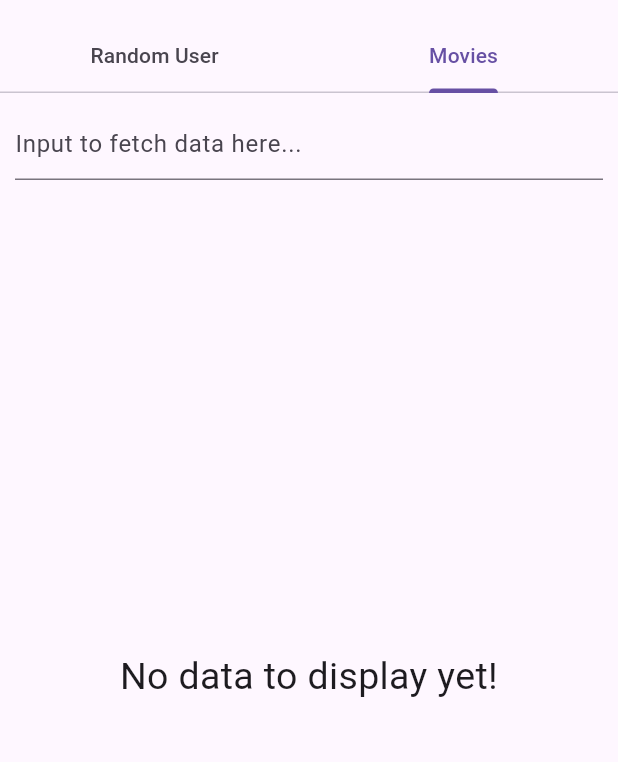
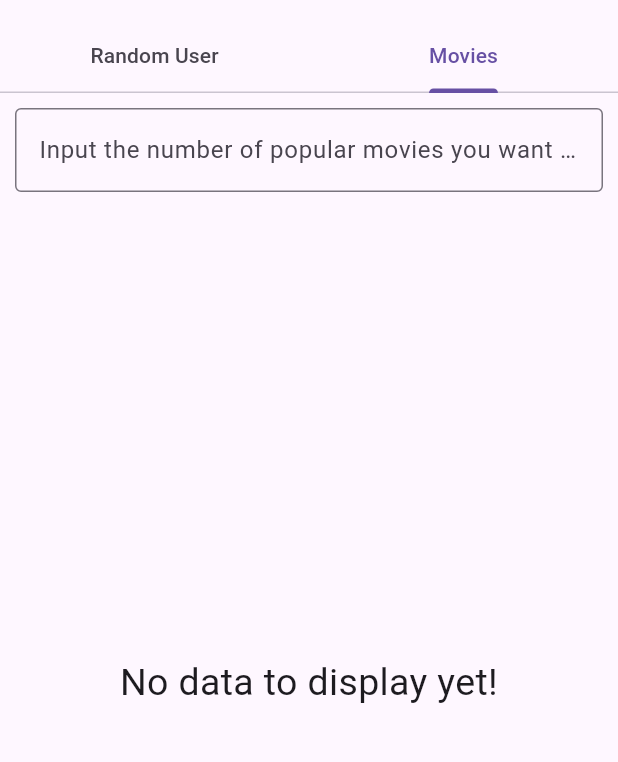
Before and after one commit to blocksombr31/lab8_bsb, a Flutter app: the screen it shows after launch, tab 2 chosen, after a tap on the "clear" icon, on a phone screen of 412 x 824 dp, the part 63-825 px from its top. Run offline on Flutter 3.47's test engine with Material 3 defaults, Android fonts, the phone set to English and light mode, and no system bars; our stand-ins replace flutter_dotenv.

Commit message:
movies is now properly fetching and displaying movie data

```diff
--- a/lib/main.dart
+++ b/lib/main.dart
@@ -1,6 +1,8 @@
+import 'dart:io';
 import 'package:flutter/material.dart';
 import 'package:lab8_bsb/random_user.dart';
 import 'package:lab8_bsb/movies.dart';
+import 'package:flutter_dotenv/flutter_dotenv.dart';
 
 ///
 /// Author - Brady Blocksom
@@ -9,12 +11,29 @@ import 'package:lab8_bsb/movies.dart';
 ///
 /// Bugs - none known
 ///
-/// Description - todo
+/// Description - This app contains two tabs, one of which allows the user
+/// to generate some number of random users which will display their name
+/// and email. The other tab allows the user to get some number of popular
+/// movies and display when it came out, the name of it, and the rating.
 ///
-/// Reflection - todo
+/// Reflection - Most of this assignment went fairly smoothly for me. The parts
+/// that went well, went very well. The parts that I struggled with however, were
+/// rather stressful. I struggled with actually decoding/parsing information from
+/// the websites. I also struggled with putting my api key in a .env file so that
+/// it's at least hidden from github, but while doing so I kept on getting errors
+/// where the program couldn't even find the .env file.
 ///
 
-void main() {
+Future<void> main() async {
+  WidgetsFlutterBinding.ensureInitialized();
+
+  // load our env file containing our api key for movies
+  try {
+    await dotenv.load(fileName: ".env");
+  } catch (e, st) {
+    print('dotenv.load failed: $e\n$st');
+  }
+
   runApp(const MainApp());
 }
 
@@ -43,8 +62,10 @@ class _HomePageState extends State<HomePage> with SingleTickerProviderStateMixin
   // tell the compiler we will give the tab controller a value
   late TabController _tabController;
 
-  // create a global key with random user so we can call functions there from here
+  // create a global key with random user and movies so we
+  // can call functions there from here
   final GlobalKey<RandomUserState> _randomUserKey = GlobalKey<RandomUserState>();
+  final GlobalKey<MoviesState> _moviesKey = GlobalKey<MoviesState>();
 
   // initalize home page state by initalizing our tabcontroller
   @override
@@ -65,8 +86,7 @@ class _HomePageState extends State<HomePage> with SingleTickerProviderStateMixin
     if(_tabController.index == 0) {
       _randomUserKey.currentState?.userFetchFromParent();
     } else {
-      print('movies fetch');
-      // deal with movies
+      _moviesKey.currentState?.moviesFetchFromParent();
     }
   }
 
@@ -75,8 +95,7 @@ class _HomePageState extends State<HomePage> with SingleTickerProviderStateMixin
     if(_tabController.index == 0) {
       _randomUserKey.currentState?.userClearFromParent();
     } else {
-      print('movies clear');
-      // movies
+      _moviesKey.currentState?.moviesClearFromParent();
     }
   }
 
@@ -106,7 +125,7 @@ class _HomePageState extends State<HomePage> with SingleTickerProviderStateMixin
         controller: _tabController,
         children: [
           RandomUser(key: _randomUserKey),
-          Movies(),
+          Movies(key: _moviesKey),
         ],
       ),
     );
--- a/lib/movies.dart
+++ b/lib/movies.dart
@@ -1,73 +1,189 @@
+// lib/movies.dart
+import 'dart:convert';
 import 'package:flutter/material.dart';
+import 'package:http/http.dart' as http;
+import 'package:flutter_dotenv/flutter_dotenv.dart';
 
-// simply set movie state to _moviesstate
+// set state of movies to movies state
 class Movies extends StatefulWidget {
   const Movies({super.key});
 
   @override
-  State<Movies> createState() => _MoviesState();
+  MoviesState createState() => MoviesState();
 }
 
-class _MoviesState extends State<Movies> {
-  // create the controller for our text field
+class MoviesState extends State<Movies> {
+  // create our text controller, list to display movies, and is loading bool
   final TextEditingController _controller = TextEditingController();
+  final List<String> _movies = [];
+  bool _isLoading = false;
 
-  // create the list that will display data we fetch
-  final List<String> _movies = [];
+  // function called when a user presses button to get movies
+  Future<void> moviesFetchFromParent() async {
+    // get text from our text field and parse it
+    final text = _controller.text.trim();
+    final numMovies = int.tryParse(text);
+    // ensure the user entered a number
+    if (numMovies == null || numMovies <= 0) {
+      ScaffoldMessenger.of(context).showSnackBar(
+        const SnackBar(content: Text('Please enter a positive number!')),
+      );
+      return;
+    }
+    await _getData(numMovies);
+  }
 
-  // function for actually getting data from movies website using
-  // the value from our text field
-  void _getData(String value) {
-    // todo
+  // function that clears movies and text field
+  void moviesClearFromParent() {
+    setState(() {
+      _movies.clear();
+      _controller.clear();
+    });
+  }
+
+  // function used to actually reach out to the TMDB movies website and
+  // get movies using our api key
+  Future<void> _getData(int numMovies) async {
+    final token = dotenv.env['TMDB_READ_ACCESS_TOKEN'];
+    if (token == null || token.isEmpty) {
+      ScaffoldMessenger.of(context).showSnackBar(
+        const SnackBar(
+          content: Text(
+            'Invalid access token to TMDB, please check or update the .env file.',
+          ),
+        ),
+      );
+      return;
+    }
+
+    // set is loading to true so that we get our loading icon
+    setState(() {
+      _isLoading = true;
+    });
+
+    // variables used to ensure we follow conventions of getting data
+    // from TMDB and to hold some data
+    final List<String> collected = [];
+    int page = 1;
+    const int pageSize = 20;
+    final int maxPages = ((numMovies / pageSize).ceil()).clamp(1, 10);
+
+    // loop until we get as many movies as specified earlier
+    try {
+      while (collected.length < numMovies && page <= maxPages) {
+        // create the uri for connecting to the movies db and specify location
+        final uri = Uri.https('api.themoviedb.org', '/3/movie/popular', {
+          'language': 'en-US',
+          'page': page.toString(),
+        });
+
+        // actually reach out to the movies db using our key from .env
+        final response = await http.get(uri, headers: {
+          'Authorization': 'Bearer $token',
+          'Accept': 'application/json',
+        });
+
+        if (response.statusCode != 200) {
+          ScaffoldMessenger.of(context).showSnackBar(
+            SnackBar(content: Text('Network error: ${response.statusCode}')),
+          );
+          break;
+        }
+
+        // breakdown the response into a list of dynamics that we can
+        // parse into readable movie data using jsondecode
+        final Map<String, dynamic> body = jsonDecode(response.body);
+        final List<dynamic> results = (body['results'] as List<dynamic>?) ?? [];
+
+        // parse every dynamic into a nicely formatted string which we
+        // will add each to collected (what will be displayed)
+        for (final item in results) {
+          if (collected.length >= numMovies) break;
+          final title =
+              (item['title'] ?? item['original_title'] ?? '').toString();
+          final release = (item['release_date'] ?? '').toString();
+          String year = '';
+          if (release.isNotEmpty && release.length >= 4) {
+            year = ' (${release.substring(0, 4)})';
+          }
+          final vote = item['vote_average'] != null
+              ? ' — ${item['vote_average']}'
+              : '';
+          collected.add('$title$year$vote');
+        }
+        page++;
+      }
+
+      // update our movies list so that the screen actually
+      // updates with what we have gathered from movies db
+      setState(() {
+        _movies.clear();
+        _movies.addAll(collected);
+      });
+    } catch (e) {
+      // if something went wrong inform the user
+      ScaffoldMessenger.of(context).showSnackBar(
+        SnackBar(content: Text('Error fetching data: $e')),
+      );
+    } finally {
+      // ensure that we set isloading to false so the loading icon goes away
+      if (mounted) {
+        setState(() {
+          _isLoading = false;
+        });
+      }
+    }
   }
 
   @override
   void dispose() {
+    _controller.dispose();
     super.dispose();
-    _controller.dispose();
   }
 
   @override
   Widget build(BuildContext context) {
-    // set the contents of this page to contain a column
-    // with a textfield and listview
+    // set the contents of this page to have a column containing a text
+    // field and a list view of movies
     return Padding(
-      padding: EdgeInsetsGeometry.all(10.0),
+      padding: const EdgeInsets.all(10.0),
       child: Column(
         children: [
-          // set the controller of our text field and call function to get data
+          // set the controller of the text field to the controller made above
           TextField(
             controller: _controller,
-            onSubmitted:(value) => _getData(value),
-            decoration: InputDecoration(hintText: 'Input to fetch data here...'),
+            decoration: const InputDecoration(
+              hintText: 'Input the number of popular movies you want here',
+              border: OutlineInputBorder(),
+            ),
+            keyboardType: TextInputType.number,
+            onSubmitted: (_) => moviesFetchFromParent(),
           ),
           // add some space between text field and list for easier reading
           const SizedBox(height: 10.0),
           // ensure we have data to display, if we don't inform the user of
           // that, and if we do display it in a listview
           Expanded(
-            child: _movies.isEmpty
-            ?
-            Center (child:
-              Text (
+            child: _isLoading
+                ? const Center(child: CircularProgressIndicator())
+                : _movies.isEmpty
+                    ? const Center(
+                        child: Text(
+                          'No data to display yet!',
                           textAlign: TextAlign.center,
-                'No data to display yet!',
                           style: TextStyle(
-                  fontSize: 25.0
+                            fontSize: 25.0,
                           ),
                         ),
                       )
-            :
-            ListView.separated(
+                    : ListView.separated(
                         separatorBuilder: (_, __) => const Divider(),
                         itemCount: _movies.length,
-              itemBuilder: (context, i) {
-                return ListTile(
-                  title: Text(_movies[i])
-                );
-              },
-            )
-          )
+                        itemBuilder: (context, i) => ListTile(
+                          title: Text(_movies[i]),
+                        ),
+                      ),
+          ),
         ],
       ),
     );
--- a/lib/random_user.dart
+++ b/lib/random_user.dart
@@ -111,8 +111,10 @@ class RandomUserState extends State<RandomUser> {
           // set the controller of our text field and call function to get data
           TextField(
             controller: _controller,
-            decoration: InputDecoration(hintText: 'Input the number of users'
-            ' you want here'),
+            decoration: InputDecoration(
+              hintText: 'Input the number of users'
+            ' you want here',
+            border: OutlineInputBorder()),
           ),
           // add some space between text field and list for easier reading
           const SizedBox(height: 10.0),
--- a/pubspec.yaml
+++ b/pubspec.yaml
@@ -10,6 +10,7 @@ dependencies:
   flutter:
     sdk: flutter
   http: ^0.13.6
+  flutter_dotenv: ^5.0.2
 
 dev_dependencies:
   flutter_test:
@@ -18,3 +19,6 @@ dev_dependencies:
 
 flutter:
   uses-material-design: true
+
+  assets:
+   - .env
```
Also changed, not shown: pubspec.lock, 1 other file. Lines whose indentation alone changed are shown as unchanged.
